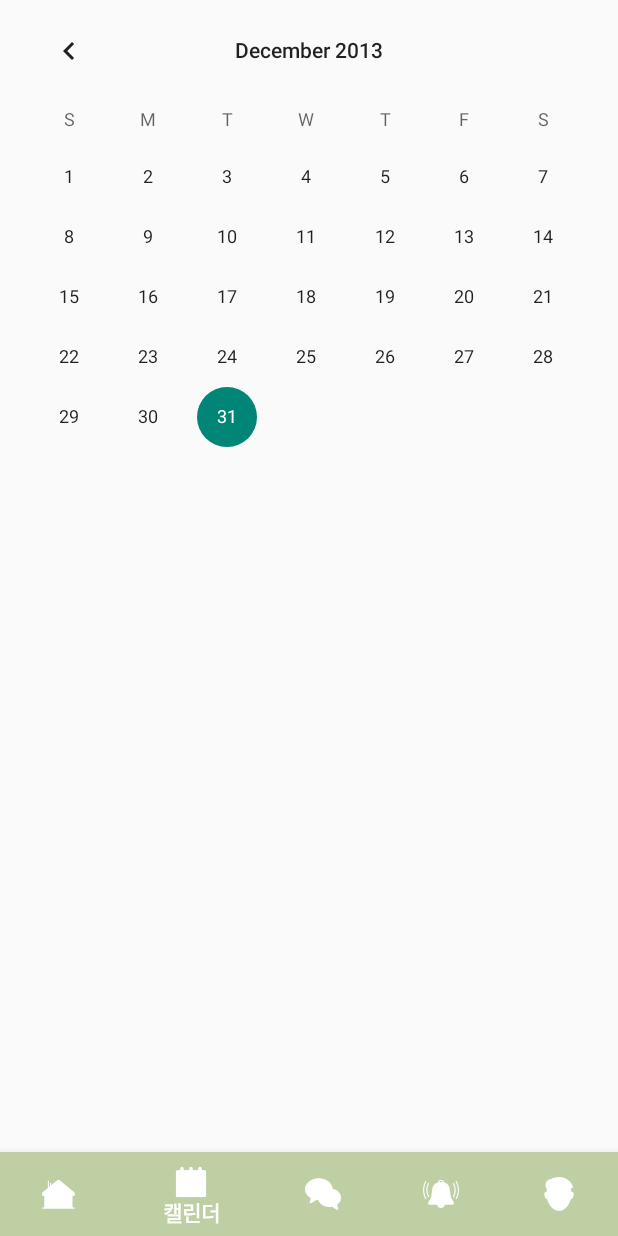
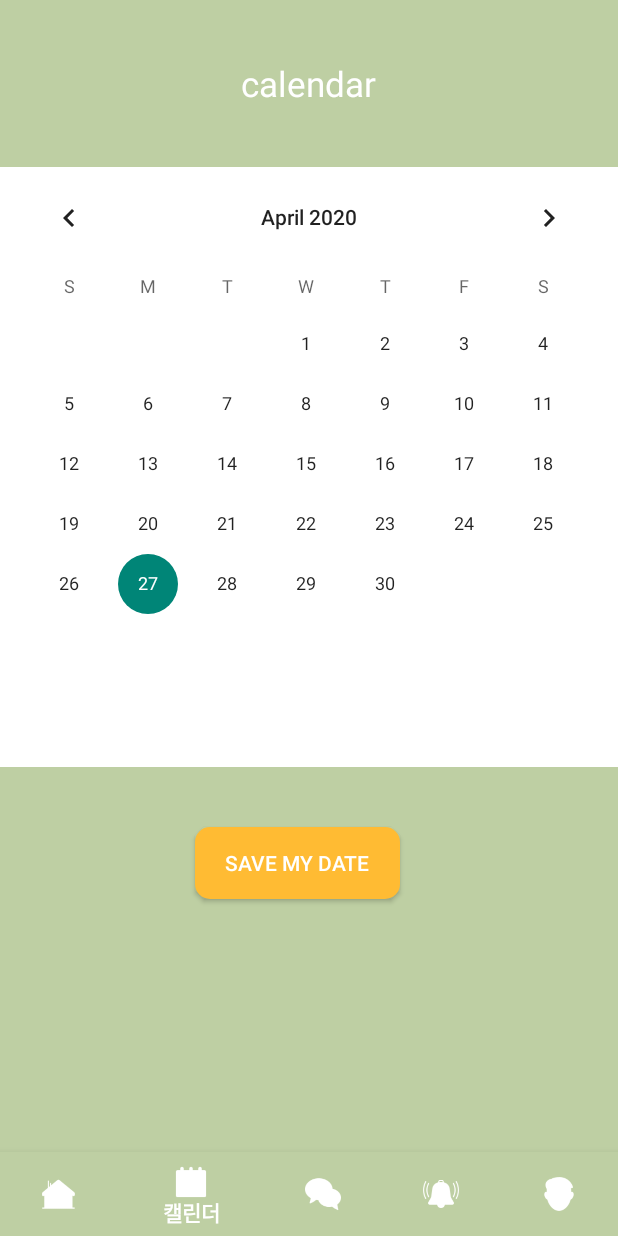
Before and after one commit to NaDaPuPu/Dahada, an Android app: the screen it shows after launch (MainActivity), item 2 of the bottom bar chosen, on a phone screen of 412 x 824 dp. Run offline under Robolectric (Android 15) with nearby library versions, the phone set to English and light mode, and no system bars; 3 statements that could not run were skipped.

Commit message:
캘린더뷰

```diff
--- a/dahada/app/src/main/java/com/d2w/dahada/data/bottombar/Calender.java
+++ b/dahada/app/src/main/java/com/d2w/dahada/data/bottombar/Calender.java
@@ -9,9 +9,12 @@ import android.view.ViewGroup;
 
 import android.widget.CalendarView;
 
+import android.widget.ImageView;
+import android.widget.TextView;
 import android.widget.Toast;
 
 
+import androidx.annotation.NonNull;
 import androidx.fragment.app.Fragment;
 import com.d2w.dahada.R;
 
@@ -21,27 +24,32 @@ import java.util.Calendar;
 
 public class Calender extends Fragment {
 
+
+//프래그먼트 이동코드
+
+    CalendarView calendarView;
+    TextView myDate;
+
+    @Override
+    public void onCreate(Bundle savedInstanceState) {
+        super.onCreate(savedInstanceState);
+
+
+
+        calendarView = (CalendarView) getView().findViewById(R.id.CalendarView);
+        myDate = (TextView) getView().findViewById(R.id.myDate);
+
+        calendarView.setOnDateChangeListener(new CalendarView.OnDateChangeListener() {
+            @Override
+            public void onSelectedDayChange(@NonNull CalendarView view, int i, int i1, int i2) {
+                String data = (i1 + 1) + "/" + i2 + "/" + i;
+                myDate.setText(data);
+            }
+        });
+    }
+
     @Override
     public View onCreateView(LayoutInflater inflater, ViewGroup container, Bundle savedInstanceState) {
         return inflater.inflate(R.layout.calender, container, false);
     }
-//프래그먼트 이동코드
-
-    @Override
-
-    public void onCreate(Bundle savedInstanceState) {
-
-        super.onCreate(savedInstanceState);
-
-        setContentView(R.layout.main);
-
-
-
-        //CalendarView 인스턴스 만들기
-
-        CalendarView calendar = (CalendarView)findViewById(R.id.calendar);
-
-
-    }
-
 }
--- /dev/null
+++ b/dahada/app/src/main/res/drawable/calendar_btn.xml
@@ -0,0 +1,6 @@
+<?xml version="1.0" encoding="utf-8"?>
+<shape xmlns:android="http://schemas.android.com/apk/res/android">
+
+    <corners android:radius="10dp"/>
+    <solid android:color="@android:color/holo_orange_light"/>
+</shape>
--- a/dahada/app/src/main/res/layout/calender.xml
+++ b/dahada/app/src/main/res/layout/calender.xml
@@ -1,22 +1,53 @@
-<LinearLayout xmlns:android="http://schemas.android.com/apk/res/android"
+<?xml version="1.0" encoding="utf-8"?>
+<LinearLayout
+    xmlns:android="http://schemas.android.com/apk/res/android"
+    xmlns:app="http://schemas.android.com/apk/res-auto"
     xmlns:tools="http://schemas.android.com/tools"
     android:layout_width="match_parent"
     android:layout_height="match_parent"
+    android:background="@color/dahada_1"
     android:orientation="vertical"
-    >
+    tools:context=".MainActivity">
 
-    <CalendarView
+    <TextView
+        android:id="@+id/myDate"
+        android:layout_width="wrap_content"
+        android:layout_height="wrap_content"
+        android:layout_gravity="center"
+        android:layout_marginTop="40dp"
+        android:gravity="center_horizontal"
+        android:text="calendar"
+        android:textAlignment="center"
+        android:textColor="#FFF"
+        android:textSize="23sp" />
 
+    <LinearLayout
         android:layout_width="match_parent"
-        android:layout_height="0px"
-        android:layout_weight="1"
-        android:minDate="04/01/2013"
-        android:maxDate="12/31/2013"
-        android:focusedMonthDateColor="#ff0000"
-        android:unfocusedMonthDateColor="#0000ff"
-        android:selectedWeekBackgroundColor="#ffff00"
-        android:showWeekNumber="false"
-        android:weekSeparatorLineColor="#00ff00"
-        />
+        android:layout_height="400dp"
+        android:layout_marginLeft="0dp"
+        android:layout_marginTop="40dp"
+        android:layout_marginRight="0dp"
+        android:background="#FFF">
+
+        <CalendarView
+            android:id="@+id/CalendarView"
+            android:layout_width="match_parent"
+            android:layout_height="match_parent"></CalendarView>
+
+    </LinearLayout>
+
+    <Button
+        android:layout_width="wrap_content"
+        android:layout_height="wrap_content"
+        android:background="@drawable/calendar_btn"
+        android:layout_marginTop="40dp"
+        android:layout_marginLeft="130dp"
+        android:gravity="center"
+        android:paddingLeft="20dp"
+        android:paddingRight="20dp"
+        android:text="Save My Date"
+        android:textColor="#FFF">
+
+    </Button>
 
 </LinearLayout>
--- a/dahada/app/src/main/res/values/colors.xml
+++ b/dahada/app/src/main/res/values/colors.xml
@@ -5,4 +5,6 @@
     <color name="colorAccent">#03DAC5</color>
     <color name="dahada_1">#BECFA3</color>
     <color name="dahada_2">#FFFAC8</color>
+
+
 </resources>
--- a/dahada/app/src/main/res/values/styles.xml
+++ b/dahada/app/src/main/res/values/styles.xml
@@ -7,5 +7,18 @@
         <item name="colorPrimaryDark">@color/colorPrimaryDark</item>
         <item name="colorAccent">@color/colorAccent</item>
     </style>
+    <style name="CalenderViewCustom" parent="Theme.AppCompat">
+        <item name="colorAccent">@android:color/holo_blue_dark</item>
+        <item name="colorPrimary">@android:color/darker_gray</item>
+        <item name="android:textColorPrimary">@color/colorPrimary</item>
+    </style>
+
+    <style name="CalenderViewDateCustomText" parent="android:TextAppearance.DeviceDefault.Small">
+        <item name="android:textColor">@android:color/holo_orange_dark</item>
+    </style>
+
+    <style name="CalenderViewWeekCustomText" parent="android:TextAppearance.DeviceDefault.Small">
+        <item name="android:textColor">@android:color/holo_green_dark</item>
+    </style>
 
 </resources>
```
